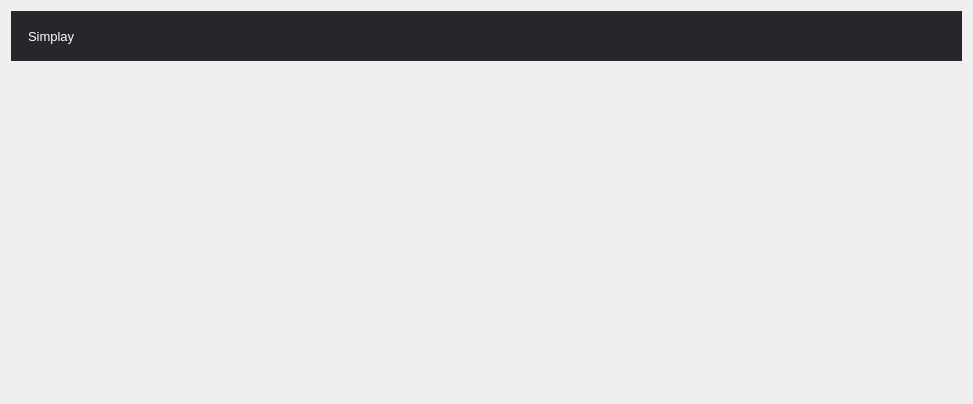
Old version of the form src/design.ui in the repository sps-trutnov-eps/projekt-2ep-simplay.
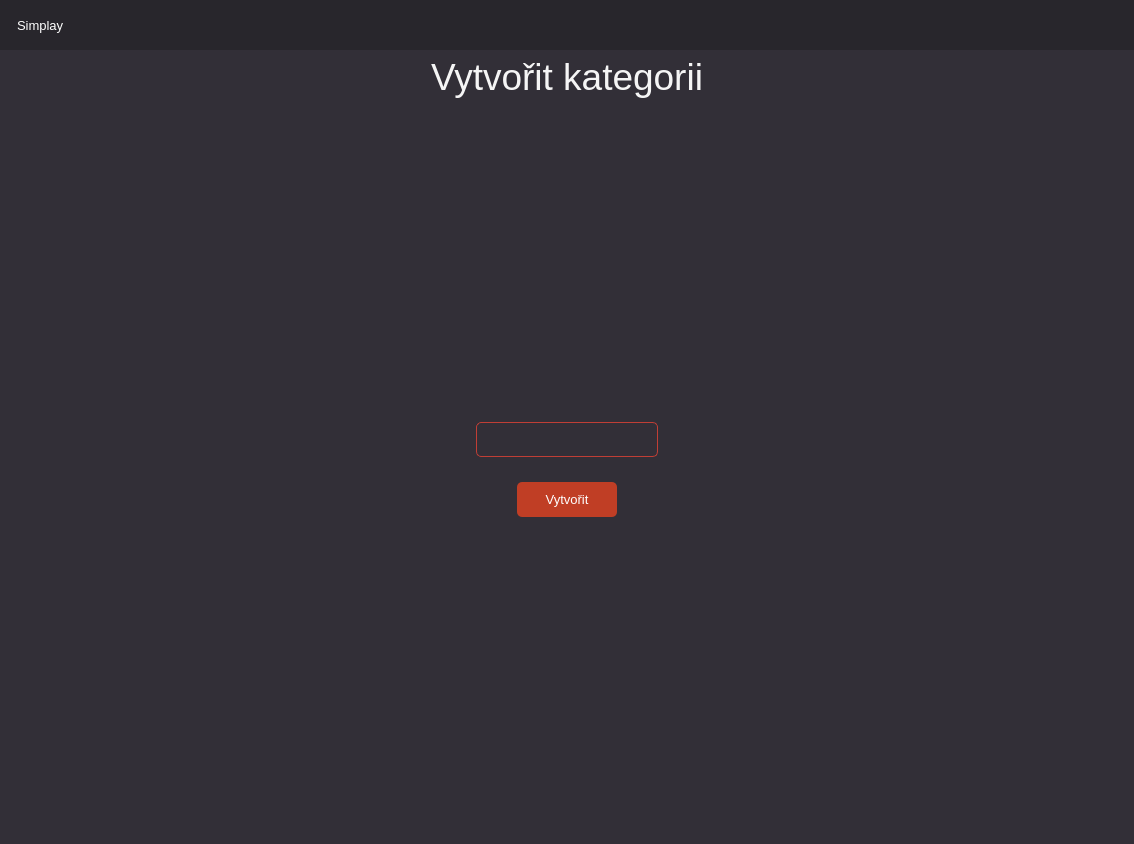
New version of the form. Icons and pictures are not drawn.

Commit message: Aktualizace ui souboru

```diff
--- a/src/design.ui
+++ b/src/design.ui
@@ -1,22 +1,47 @@
 <?xml version="1.0" encoding="UTF-8"?>
 <ui version="4.0">
- <class>Dialog</class>
- <widget class="QDialog" name="Dialog">
+ <class>MainWindow</class>
+ <widget class="QMainWindow" name="MainWindow">
   <property name="geometry">
    <rect>
     <x>0</x>
     <y>0</y>
-    <width>973</width>
-    <height>404</height>
+    <width>1134</width>
+    <height>844</height>
    </rect>
   </property>
+  <property name="minimumSize">
+   <size>
+    <width>0</width>
+    <height>0</height>
+   </size>
+  </property>
+  <property name="maximumSize">
+   <size>
+    <width>16777215</width>
+    <height>16777215</height>
+   </size>
+  </property>
   <property name="windowTitle">
    <string>Dialog</string>
   </property>
   <property name="styleSheet">
-   <string notr="true">margin: 0; padding: 0</string>
+   <string notr="true">background-color: #322F37;</string>
   </property>
+  <widget class="QWidget" name="centralwidget">
   <layout class="QVBoxLayout" name="verticalLayout">
+    <property name="leftMargin">
+     <number>0</number>
+    </property>
+    <property name="topMargin">
+     <number>0</number>
+    </property>
+    <property name="rightMargin">
+     <number>0</number>
+    </property>
+    <property name="bottomMargin">
+     <number>0</number>
+    </property>
    <item>
     <widget class="QWidget" name="navigationWidget" native="true">
      <property name="minimumSize">
@@ -109,6 +134,170 @@
      </layout>
     </widget>
    </item>
+    <item>
+     <widget class="QLabel" name="pageTitle">
+      <property name="font">
+       <font>
+        <family>Segoe UI</family>
+        <pointsize>28</pointsize>
+       </font>
+      </property>
+      <property name="layoutDirection">
+       <enum>Qt::LeftToRight</enum>
+      </property>
+      <property name="styleSheet">
+       <string notr="true">color: #F5F5F5;</string>
+      </property>
+      <property name="text">
+       <string>Vytvořit kategorii</string>
+      </property>
+      <property name="alignment">
+       <set>Qt::AlignCenter</set>
+      </property>
+      <property name="margin">
+       <number>20</number>
+      </property>
+     </widget>
+    </item>
+    <item>
+     <spacer name="verticalSpacer_2">
+      <property name="orientation">
+       <enum>Qt::Vertical</enum>
+      </property>
+      <property name="sizeHint" stdset="0">
+       <size>
+        <width>20</width>
+        <height>40</height>
+       </size>
+      </property>
+     </spacer>
+    </item>
+    <item>
+     <widget class="QWidget" name="mainContainer" native="true">
+      <property name="minimumSize">
+       <size>
+        <width>500</width>
+        <height>300</height>
+       </size>
+      </property>
+      <layout class="QHBoxLayout" name="horizontalLayout_3">
+       <item>
+        <spacer name="horizontalSpacer_3">
+         <property name="orientation">
+          <enum>Qt::Horizontal</enum>
+         </property>
+         <property name="sizeHint" stdset="0">
+          <size>
+           <width>40</width>
+           <height>20</height>
+          </size>
+         </property>
+        </spacer>
+       </item>
+       <item>
+        <widget class="QWidget" name="formContainer" native="true">
+         <property name="minimumSize">
+          <size>
+           <width>0</width>
+           <height>0</height>
+          </size>
+         </property>
+         <property name="maximumSize">
+          <size>
+           <width>200</width>
+           <height>16777215</height>
+          </size>
+         </property>
+         <layout class="QVBoxLayout" name="verticalLayout_2">
+          <item>
+           <spacer name="verticalSpacer_3">
+            <property name="orientation">
+             <enum>Qt::Vertical</enum>
+            </property>
+            <property name="sizeHint" stdset="0">
+             <size>
+              <width>20</width>
+              <height>40</height>
+             </size>
+            </property>
+           </spacer>
+          </item>
+          <item>
+           <widget class="QLineEdit" name="nameEdit">
+            <property name="minimumSize">
+             <size>
+              <width>0</width>
+              <height>35</height>
+             </size>
+            </property>
+            <property name="styleSheet">
+             <string notr="true">border: 1px solid #C03E35; border-radius: 5;</string>
+            </property>
+            <property name="maxLength">
+             <number>64</number>
+            </property>
+           </widget>
+          </item>
+          <item>
+           <widget class="QWidget" name="submitContainer" native="true">
+            <layout class="QHBoxLayout" name="horizontalLayout_4">
+             <item>
+              <widget class="QPushButton" name="pushButton">
+               <property name="maximumSize">
+                <size>
+                 <width>100</width>
+                 <height>16777215</height>
+                </size>
+               </property>
+               <property name="font">
+                <font>
+                 <family>Segoe UI Historic</family>
+                 <pointsize>10</pointsize>
+                </font>
+               </property>
+               <property name="styleSheet">
+                <string notr="true">margin: 10 0 0 0; height: 35; border: none; background-color: #C03E25; border-radius: 5; color: #FEFEFE;</string>
+               </property>
+               <property name="text">
+                <string>Vytvořit</string>
+               </property>
+              </widget>
+             </item>
+            </layout>
+           </widget>
+          </item>
+          <item>
+           <spacer name="verticalSpacer_4">
+            <property name="orientation">
+             <enum>Qt::Vertical</enum>
+            </property>
+            <property name="sizeHint" stdset="0">
+             <size>
+              <width>20</width>
+              <height>40</height>
+             </size>
+            </property>
+           </spacer>
+          </item>
+         </layout>
+        </widget>
+       </item>
+       <item>
+        <spacer name="horizontalSpacer_2">
+         <property name="orientation">
+          <enum>Qt::Horizontal</enum>
+         </property>
+         <property name="sizeHint" stdset="0">
+          <size>
+           <width>40</width>
+           <height>20</height>
+          </size>
+         </property>
+        </spacer>
+       </item>
+      </layout>
+     </widget>
+    </item>
    <item>
     <spacer name="verticalSpacer">
      <property name="orientation">
@@ -123,6 +312,7 @@
     </spacer>
    </item>
   </layout>
+  </widget>
  </widget>
  <resources>
   <include location="assets/resources.qrc"/>
```
Left out of the diff: 4 changed lines with no effect on the pictures. Lines whose indentation alone changed are shown as unchanged.
